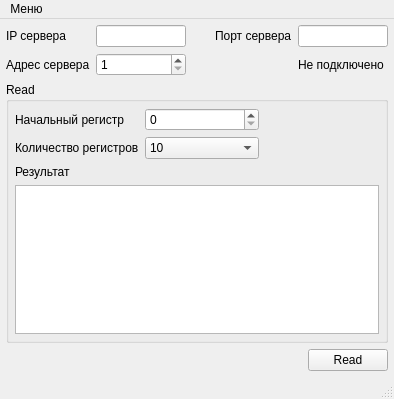
First picture: the form in client/mainwindow.ui, repository anrie30/modbus_test, before the edit.
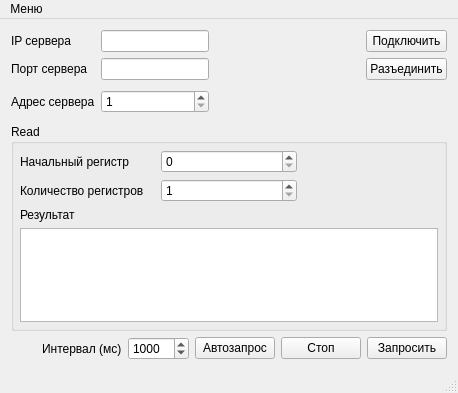
Second picture: the form after the edit. Icons and pictures are not drawn.

Commit message: 17.05.2024  Добавлена версия на libmodbus  В версию на Qt добавлен таймер, пишущий в регистр время

```diff
--- a/client/mainwindow.ui
+++ b/client/mainwindow.ui
@@ -6,8 +6,8 @@
    <rect>
     <x>0</x>
     <y>0</y>
-    <width>394</width>
-    <height>399</height>
+    <width>458</width>
+    <height>393</height>
    </rect>
   </property>
   <property name="maximumSize">
@@ -20,21 +20,19 @@
    <string>Modbus Client Example</string>
   </property>
   <widget class="QWidget" name="centralWidget">
-   <layout class="QVBoxLayout" name="verticalLayout">
-    <property name="leftMargin">
-     <number>6</number>
-    </property>
-    <property name="topMargin">
-     <number>6</number>
-    </property>
-    <property name="rightMargin">
-     <number>6</number>
-    </property>
-    <property name="bottomMargin">
-     <number>6</number>
-    </property>
-    <item>
+   <layout class="QGridLayout" name="gridLayout_2">
+    <item row="0" column="0">
      <layout class="QGridLayout" name="gridLayout">
+      <item row="0" column="1">
+       <widget class="QLineEdit" name="lineIP">
+        <property name="sizePolicy">
+         <sizepolicy hsizetype="Preferred" vsizetype="Fixed">
+          <horstretch>0</horstretch>
+          <verstretch>0</verstretch>
+         </sizepolicy>
+        </property>
+       </widget>
+      </item>
       <item row="0" column="0">
        <widget class="QLabel" name="labelIP">
         <property name="sizePolicy">
@@ -48,27 +46,238 @@
         </property>
        </widget>
       </item>
-      <item row="0" column="6">
-       <widget class="QLineEdit" name="linePort">
-        <property name="sizePolicy">
-         <sizepolicy hsizetype="Preferred" vsizetype="Fixed">
-          <horstretch>0</horstretch>
-          <verstretch>0</verstretch>
-         </sizepolicy>
+      <item row="4" column="0" colspan="4">
+       <layout class="QHBoxLayout" name="horizontalLayout_2">
+        <item>
+         <widget class="QGroupBox" name="groupBox">
+          <property name="minimumSize">
+           <size>
+            <width>250</width>
+            <height>0</height>
+           </size>
+          </property>
+          <property name="title">
+           <string>Read</string>
+          </property>
+          <layout class="QGridLayout" name="gridLayout_3">
+           <property name="leftMargin">
+            <number>6</number>
+           </property>
+           <property name="topMargin">
+            <number>6</number>
+           </property>
+           <property name="rightMargin">
+            <number>6</number>
+           </property>
+           <property name="bottomMargin">
+            <number>6</number>
+           </property>
+           <item row="4" column="0" colspan="3">
+            <widget class="QListWidget" name="listWidget">
+             <property name="minimumSize">
+              <size>
+               <width>0</width>
+               <height>0</height>
+              </size>
+             </property>
+             <property name="isWrapping" stdset="0">
+              <bool>true</bool>
+             </property>
+            </widget>
+           </item>
+           <item row="0" column="0">
+            <widget class="QLabel" name="labelStartRegister">
+             <property name="text">
+              <string>Начальный регистр</string>
+             </property>
+            </widget>
+           </item>
+           <item row="3" column="0">
+            <widget class="QLabel" name="labelResult">
+             <property name="text">
+              <string>Результат</string>
+             </property>
+            </widget>
+           </item>
+           <item row="1" column="0">
+            <widget class="QLabel" name="labelRegistersNumber">
+             <property name="text">
+              <string>Количество регистров</string>
+             </property>
+            </widget>
+           </item>
+           <item row="0" column="1">
+            <widget class="QSpinBox" name="spinStartRegister">
+             <property name="maximum">
+              <number>999</number>
+             </property>
+            </widget>
+           </item>
+           <item row="1" column="1">
+            <widget class="QSpinBox" name="spinRegistersCount">
+             <property name="minimum">
+              <number>1</number>
+             </property>
+             <property name="maximum">
+              <number>999</number>
+             </property>
+            </widget>
+           </item>
+          </layout>
+         </widget>
+        </item>
+       </layout>
+      </item>
+      <item row="5" column="0" colspan="4">
+       <layout class="QHBoxLayout" name="horizontalLayout">
+        <item>
+         <spacer name="horizontalSpacer_2">
+          <property name="orientation">
+           <enum>Qt::Horizontal</enum>
+          </property>
+          <property name="sizeHint" stdset="0">
+           <size>
+            <width>13</width>
+            <height>17</height>
+           </size>
+          </property>
+         </spacer>
+        </item>
+        <item>
+         <widget class="QLabel" name="labelRegistersNumber_2">
+          <property name="sizePolicy">
+           <sizepolicy hsizetype="Maximum" vsizetype="Preferred">
+            <horstretch>0</horstretch>
+            <verstretch>0</verstretch>
+           </sizepolicy>
+          </property>
+          <property name="text">
+           <string>Интервал (мс)</string>
+          </property>
+         </widget>
+        </item>
+        <item>
+         <widget class="QSpinBox" name="spinInterval">
+          <property name="minimum">
+           <number>10</number>
+          </property>
+          <property name="maximum">
+           <number>99999</number>
+          </property>
+          <property name="value">
+           <number>1000</number>
+          </property>
+         </widget>
+        </item>
+        <item>
+         <widget class="QPushButton" name="buttonAutoRead">
+          <property name="sizePolicy">
+           <sizepolicy hsizetype="Maximum" vsizetype="Fixed">
+            <horstretch>0</horstretch>
+            <verstretch>0</verstretch>
+           </sizepolicy>
+          </property>
+          <property name="text">
+           <string>Автозапрос</string>
+          </property>
+         </widget>
+        </item>
+        <item>
+         <widget class="QPushButton" name="buttonAutoStop">
+          <property name="sizePolicy">
+           <sizepolicy hsizetype="Maximum" vsizetype="Fixed">
+            <horstretch>0</horstretch>
+            <verstretch>0</verstretch>
+           </sizepolicy>
+          </property>
+          <property name="text">
+           <string>Стоп</string>
+          </property>
+         </widget>
+        </item>
+        <item>
+         <widget class="QPushButton" name="readButton">
+          <property name="sizePolicy">
+           <sizepolicy hsizetype="Maximum" vsizetype="Fixed">
+            <horstretch>0</horstretch>
+            <verstretch>0</verstretch>
+           </sizepolicy>
+          </property>
+          <property name="text">
+           <string>Запросить</string>
+          </property>
+         </widget>
+        </item>
+       </layout>
+      </item>
+      <item row="0" column="3" rowspan="4">
+       <layout class="QVBoxLayout" name="verticalLayout">
+        <item>
+         <widget class="QPushButton" name="buttonConnect">
+          <property name="text">
+           <string>Подключить</string>
+          </property>
+         </widget>
+        </item>
+        <item>
+         <widget class="QPushButton" name="buttonDisconnect">
+          <property name="text">
+           <string>Разъединить</string>
+          </property>
+         </widget>
+        </item>
+        <item>
+         <spacer name="verticalSpacer">
+          <property name="orientation">
+           <enum>Qt::Vertical</enum>
+          </property>
+          <property name="sizeHint" stdset="0">
+           <size>
+            <width>20</width>
+            <height>40</height>
+           </size>
+          </property>
+         </spacer>
+        </item>
+       </layout>
+      </item>
+      <item row="0" column="2" rowspan="4">
+       <spacer name="horizontalSpacer_5">
+        <property name="orientation">
+         <enum>Qt::Horizontal</enum>
         </property>
-       </widget>
+        <property name="sizeHint" stdset="0">
+         <size>
+          <width>28</width>
+          <height>88</height>
+         </size>
+        </property>
+       </spacer>
       </item>
-      <item row="0" column="1">
-       <widget class="QLineEdit" name="lineIP">
+      <item row="1" column="0">
+       <widget class="QLabel" name="labelPort">
         <property name="sizePolicy">
-         <sizepolicy hsizetype="Preferred" vsizetype="Fixed">
+         <sizepolicy hsizetype="Maximum" vsizetype="Preferred">
           <horstretch>0</horstretch>
           <verstretch>0</verstretch>
          </sizepolicy>
         </property>
+        <property name="text">
+         <string>Порт сервера</string>
+        </property>
        </widget>
       </item>
       <item row="1" column="1">
+       <widget class="QLineEdit" name="linePort">
+        <property name="sizePolicy">
+         <sizepolicy hsizetype="Preferred" vsizetype="Fixed">
+          <horstretch>0</horstretch>
+          <verstretch>0</verstretch>
+         </sizepolicy>
+        </property>
+       </widget>
+      </item>
+      <item row="2" column="1" rowspan="2">
        <widget class="QSpinBox" name="spinAddress">
         <property name="minimum">
          <number>1</number>
@@ -78,20 +287,7 @@
         </property>
        </widget>
       </item>
-      <item row="0" column="5">
-       <widget class="QLabel" name="labelPort">
-        <property name="sizePolicy">
-         <sizepolicy hsizetype="Maximum" vsizetype="Preferred">
-          <horstretch>0</horstretch>
-          <verstretch>0</verstretch>
-         </sizepolicy>
-        </property>
-        <property name="text">
-         <string>Порт сервера</string>
-        </property>
-       </widget>
-      </item>
-      <item row="1" column="0">
+      <item row="2" column="0" rowspan="2">
        <widget class="QLabel" name="labelAddress">
         <property name="sizePolicy">
          <sizepolicy hsizetype="Maximum" vsizetype="Preferred">
@@ -104,191 +300,6 @@
         </property>
        </widget>
       </item>
-      <item row="0" column="2">
-       <spacer name="horizontalSpacer_5">
-        <property name="orientation">
-         <enum>Qt::Horizontal</enum>
-        </property>
-        <property name="sizeHint" stdset="0">
-         <size>
-          <width>40</width>
-          <height>20</height>
-         </size>
-        </property>
-       </spacer>
-      </item>
-      <item row="1" column="6">
-       <widget class="QLabel" name="labelConnection">
-        <property name="sizePolicy">
-         <sizepolicy hsizetype="Maximum" vsizetype="Preferred">
-          <horstretch>0</horstretch>
-          <verstretch>0</verstretch>
-         </sizepolicy>
-        </property>
-        <property name="text">
-         <string>Не подключено</string>
-        </property>
-       </widget>
-      </item>
-     </layout>
-    </item>
-    <item>
-     <layout class="QHBoxLayout" name="horizontalLayout_2">
-      <item>
-       <widget class="QGroupBox" name="groupBox">
-        <property name="minimumSize">
-         <size>
-          <width>250</width>
-          <height>0</height>
-         </size>
-        </property>
-        <property name="title">
-         <string>Read</string>
-        </property>
-        <layout class="QGridLayout" name="gridLayout_3">
-         <property name="leftMargin">
-          <number>6</number>
-         </property>
-         <property name="topMargin">
-          <number>6</number>
-         </property>
-         <property name="rightMargin">
-          <number>6</number>
-         </property>
-         <property name="bottomMargin">
-          <number>6</number>
-         </property>
-         <item row="2" column="0">
-          <widget class="QLabel" name="labelResult">
-           <property name="text">
-            <string>Результат</string>
-           </property>
-          </widget>
-         </item>
-         <item row="0" column="1">
-          <widget class="QSpinBox" name="spinStartRegister">
-           <property name="maximum">
-            <number>9</number>
-           </property>
-          </widget>
-         </item>
-         <item row="1" column="1">
-          <widget class="QComboBox" name="comboRegistersNumber">
-           <property name="currentIndex">
-            <number>9</number>
-           </property>
-           <item>
-            <property name="text">
-             <string>1</string>
-            </property>
-           </item>
-           <item>
-            <property name="text">
-             <string>2</string>
-            </property>
-           </item>
-           <item>
-            <property name="text">
-             <string>3</string>
-            </property>
-           </item>
-           <item>
-            <property name="text">
-             <string>4</string>
-            </property>
-           </item>
-           <item>
-            <property name="text">
-             <string>5</string>
-            </property>
-           </item>
-           <item>
-            <property name="text">
-             <string>6</string>
-            </property>
-           </item>
-           <item>
-            <property name="text">
-             <string>7</string>
-            </property>
-           </item>
-           <item>
-            <property name="text">
-             <string>8</string>
-            </property>
-           </item>
-           <item>
-            <property name="text">
-             <string>9</string>
-            </property>
-           </item>
-           <item>
-            <property name="text">
-             <string>10</string>
-            </property>
-           </item>
-          </widget>
-         </item>
-         <item row="1" column="0">
-          <widget class="QLabel" name="labelRegistersNumber">
-           <property name="text">
-            <string>Количество регистров</string>
-           </property>
-          </widget>
-         </item>
-         <item row="0" column="0">
-          <widget class="QLabel" name="labelStartRegister">
-           <property name="text">
-            <string>Начальный регистр</string>
-           </property>
-          </widget>
-         </item>
-         <item row="3" column="0" colspan="3">
-          <widget class="QListWidget" name="listWidget">
-           <property name="minimumSize">
-            <size>
-             <width>0</width>
-             <height>0</height>
-            </size>
-           </property>
-           <property name="isWrapping" stdset="0">
-            <bool>true</bool>
-           </property>
-          </widget>
-         </item>
-        </layout>
-       </widget>
-      </item>
-     </layout>
-    </item>
-    <item>
-     <layout class="QHBoxLayout" name="horizontalLayout">
-      <item>
-       <spacer name="horizontalSpacer_2">
-        <property name="orientation">
-         <enum>Qt::Horizontal</enum>
-        </property>
-        <property name="sizeHint" stdset="0">
-         <size>
-          <width>13</width>
-          <height>17</height>
-         </size>
-        </property>
-       </spacer>
-      </item>
-      <item>
-       <widget class="QPushButton" name="readButton">
-        <property name="sizePolicy">
-         <sizepolicy hsizetype="Maximum" vsizetype="Fixed">
-          <horstretch>0</horstretch>
-          <verstretch>0</verstretch>
-         </sizepolicy>
-        </property>
-        <property name="text">
-         <string>Read</string>
-        </property>
-       </widget>
-      </item>
      </layout>
     </item>
    </layout>
@@ -299,7 +310,7 @@
     <rect>
      <x>0</x>
      <y>0</y>
-     <width>394</width>
+     <width>458</width>
      <height>22</height>
     </rect>
    </property>
@@ -310,6 +321,9 @@
     <addaction name="actionConnect"/>
     <addaction name="actionDisconnect"/>
     <addaction name="separator"/>
+    <addaction name="actionLoad"/>
+    <addaction name="actionSave"/>
+    <addaction name="separator"/>
     <addaction name="actionExit"/>
    </widget>
    <addaction name="mainMenu"/>
@@ -322,6 +336,9 @@
    <property name="text">
     <string>&amp;Подключить</string>
    </property>
+   <property name="shortcut">
+    <string>Ctrl+C</string>
+   </property>
   </action>
   <action name="actionDisconnect">
    <property name="icon">
@@ -331,6 +348,9 @@
    <property name="text">
     <string>&amp;Разъединить</string>
    </property>
+   <property name="shortcut">
+    <string>Ctrl+D</string>
+   </property>
   </action>
   <action name="actionExit">
    <property name="icon">
@@ -340,6 +360,25 @@
    <property name="text">
     <string>&amp;Выход</string>
    </property>
+   <property name="shortcut">
+    <string>Ctrl+Q</string>
+   </property>
+  </action>
+  <action name="actionSave">
+   <property name="text">
+    <string>Сохранить</string>
+   </property>
+   <property name="shortcut">
+    <string>Ctrl+S</string>
+   </property>
+  </action>
+  <action name="actionLoad">
+   <property name="text">
+    <string>Загрузить</string>
+   </property>
+   <property name="shortcut">
+    <string>Ctrl+X</string>
+   </property>
   </action>
  </widget>
  <layoutdefault spacing="6" margin="11"/>
```
Left out of the diff: 2 changed lines with no effect on the pictures. The commit also changes 25 other files.
